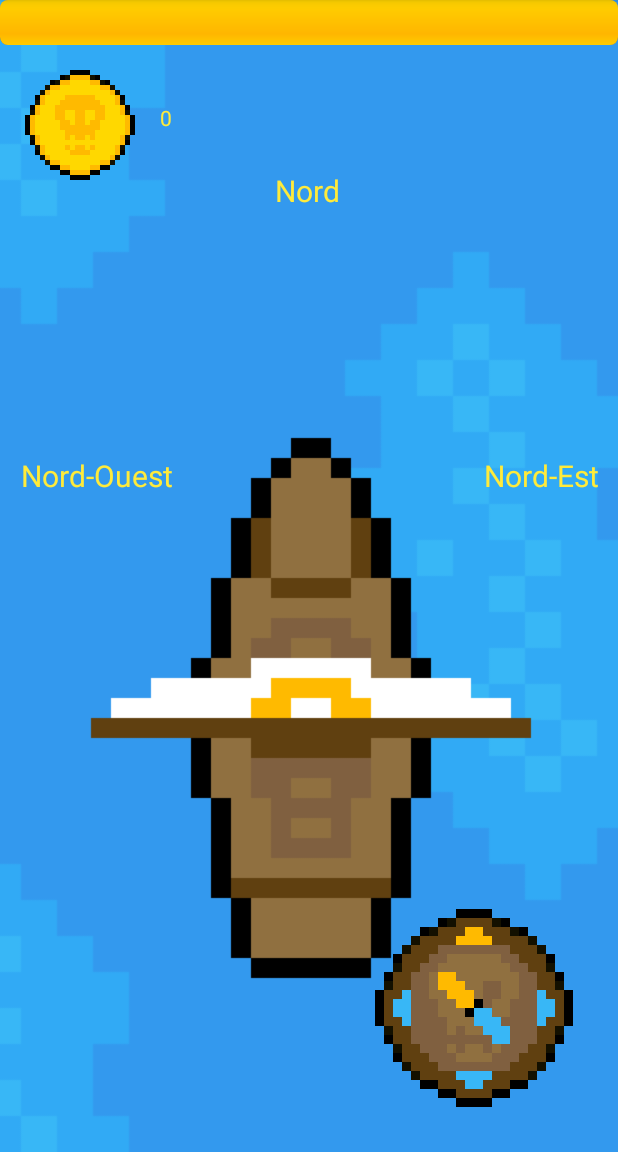
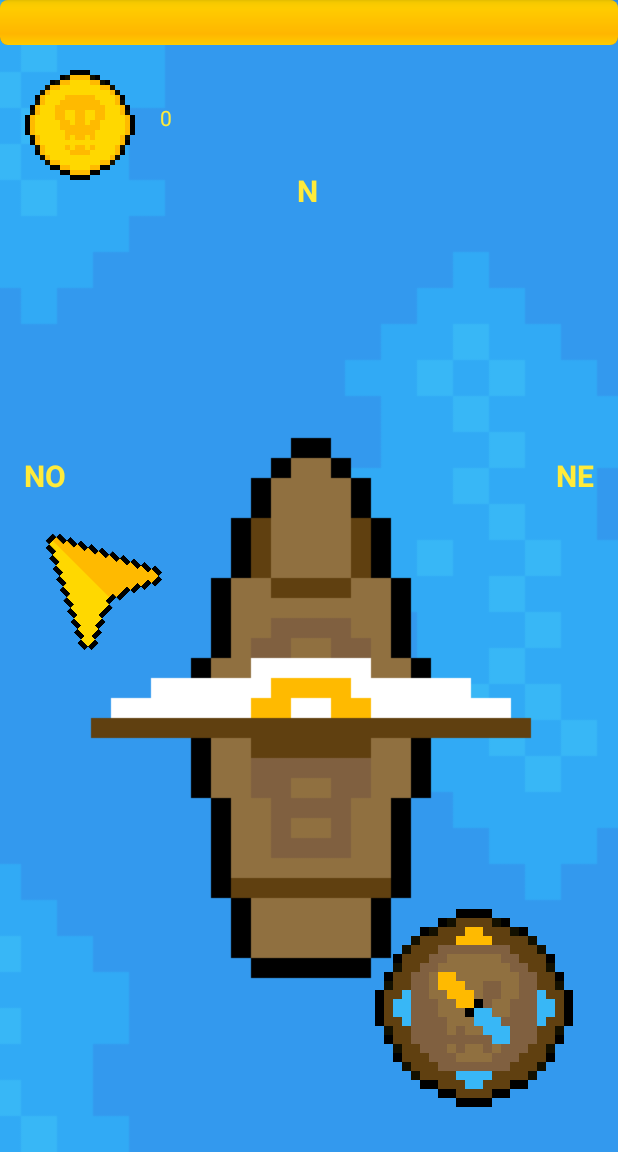
Before and after one commit to cyan-dev/MOBE_mini-jeu, an Android app: the screen it shows after launch (NavigationGame), after a tap on "JOUER", on a phone screen of 412 x 824 dp, the part 84-1236 px from its top. Run offline under Robolectric (Android 15) with nearby library versions, the phone set to English and light mode, and no system bars.

Commit message:
Cursor set visible depending of the direction of the treasure

```diff
--- a/app/src/main/java/com/ut3/mobe_mini_jeu/NavigationGame.java
+++ b/app/src/main/java/com/ut3/mobe_mini_jeu/NavigationGame.java
@@ -7,17 +7,65 @@ import android.content.Intent;
 import android.content.SharedPreferences;
 import android.media.MediaPlayer;
 import android.os.Bundle;
+import android.util.Log;
 import android.view.View;
 import android.view.ViewGroup;
+import android.widget.ImageView;
 import android.widget.ProgressBar;
 import android.widget.TextView;
 
 public class NavigationGame extends AppCompatActivity {
     enum Direction {
-        N, S, E, W, NE, NW, SE, SW;
+        N, S, E, O, NE, NO, SE, SO;
 
         static Direction rand() {
-            return Direction.values()[(new Random()).nextInt(9)];
+            return Direction.values()[(new Random()).nextInt(8)];
+        }
+
+        public String toString(){
+            switch (this){
+                case N:
+                    return "N";
+                case S:
+                    return "S";
+                case E:
+                    return "E";
+                case O:
+                    return "O";
+                case NE:
+                    return "NE";
+                case NO:
+                    return "NO";
+                case SE:
+                    return "SE";
+                case SO:
+                    return "SO";
+                default:
+                    return "NO DIRECTION";
+            }
+        }
+
+        public int getValue(){
+            switch (this){
+                case N:
+                    return 0;
+                case S:
+                    return 4;
+                case E:
+                    return 6;
+                case O:
+                    return 2;
+                case NE:
+                    return 7;
+                case NO:
+                    return 1;
+                case SE:
+                    return 5;
+                case SO:
+                    return 3;
+                default:
+                    return -1;
+            }
         }
     }
 
@@ -78,19 +126,48 @@ public class NavigationGame extends AppCompatActivity {
         }
 
         public void generate() {
-            this.dir = Direction.N;
+            this.dir = Direction.rand();
             this.dist = (new Random()).nextInt(Treasure.MAX_DIST- Treasure.MIN_DIST)+ Treasure.MIN_DIST;
             points = this.dist;
         }
     }
 
+    //Variables
+
     private int lifePoints = 100;
     private int points = 0;
     private int randomIndex = 0;
+
+    //Views
+
+    private TextView textTop;
+    private TextView textLeft;
+    private TextView textRight;
+    private ImageView cursorTop;
+    private ImageView cursorLeft;
+    private ImageView cursorRight;
+
     private MediaPlayer coinSoundPlayer;
 
+    private void game(View shipView, Boat boat, Treasure treasure) {
+        //Cursor
+        cursorTop.setVisibility(View.INVISIBLE);
+        cursorLeft.setVisibility(View.INVISIBLE);
+        cursorRight.setVisibility(View.INVISIBLE);
+        if(boat.dir.getValue() == treasure.dir.getValue()){
+            Log.d("Cursor", "boat dir: " + boat.dir + " treasure dir: " + treasure.dir + " DEVANT");
+            cursorTop.setVisibility(View.VISIBLE);
+        }else if((boat.dir.getValue()+1)%8 == treasure.dir.getValue() ||
+                (boat.dir.getValue()+2)%8 == treasure.dir.getValue() ||
+                (boat.dir.getValue()+3)%8 == treasure.dir.getValue()
+        ){
+            Log.d("Cursor", "boat dir: " + boat.dir + " treasure dir: " + treasure.dir + " GAUCHE");
+            cursorLeft.setVisibility(View.VISIBLE);
+        }else{
+            Log.d("Cursor", "boat dir: " + boat.dir + " treasure dir: " + treasure.dir + " DROITE");
+            cursorRight.setVisibility(View.VISIBLE);
+        }
 
-    private void game(View shipView, Boat boat, Treasure treasure) {
         boolean isFight = updateEnemyFight();
         System.out.println(randomIndex);
         if (!isFight) {
@@ -175,9 +252,22 @@ public class NavigationGame extends AppCompatActivity {
         }
     }
 
+    private void setUpViews(){
+        //TextView
+        textTop = (TextView)  this.findViewById(R.id.textTop);
+        textLeft = (TextView)  this.findViewById(R.id.textLeft);
+        textRight = (TextView)  this.findViewById(R.id.textRight);
+
+        //ImageView
+        cursorTop = (ImageView)  this.findViewById(R.id.cursorTop);
+        cursorLeft = (ImageView)  this.findViewById(R.id.cursorLeft);
+        cursorRight = (ImageView)  this.findViewById(R.id.cursorRight);
+    }
+
     private void initializeHUD() {
         updateScore();
         updateLifePoints();
+        setUpViews();
     }
 
     @Override
--- a/app/src/main/res/layout/activity_navigation_game.xml
+++ b/app/src/main/res/layout/activity_navigation_game.xml
@@ -16,7 +16,7 @@
         app:layout_constraintHorizontal_bias="0.0"
         app:layout_constraintStart_toStartOf="parent"
         app:layout_constraintTop_toTopOf="parent"
-        app:layout_constraintVertical_bias="1.0"
+        app:layout_constraintVertical_bias="0.0"
         app:srcCompat="@drawable/ocean" />
 
     <TextView
@@ -132,9 +132,10 @@
         android:id="@+id/textTop"
         android:layout_width="wrap_content"
         android:layout_height="wrap_content"
-        android:text="Nord"
+        android:text="N"
         android:textColor="#FFEB3B"
         android:textSize="20sp"
+        android:textStyle="bold"
         app:layout_constraintBottom_toTopOf="@+id/cursorTop"
         app:layout_constraintEnd_toEndOf="parent"
         app:layout_constraintHorizontal_bias="0.498"
@@ -146,12 +147,13 @@
         android:id="@+id/textRight"
         android:layout_width="wrap_content"
         android:layout_height="wrap_content"
-        android:text="Nord-Est"
+        android:text="NE"
         android:textColor="#FFEB3B"
         android:textSize="20sp"
+        android:textStyle="bold"
         app:layout_constraintBottom_toTopOf="@+id/cursorRight"
         app:layout_constraintEnd_toEndOf="parent"
-        app:layout_constraintHorizontal_bias="0.963"
+        app:layout_constraintHorizontal_bias="0.958"
         app:layout_constraintStart_toStartOf="parent"
         app:layout_constraintTop_toTopOf="parent"
         app:layout_constraintVertical_bias="1.0" />
@@ -160,12 +162,13 @@
         android:id="@+id/textLeft"
         android:layout_width="wrap_content"
         android:layout_height="wrap_content"
-        android:text="Nord-Ouest"
+        android:text="NO"
         android:textColor="#FFEB3B"
         android:textSize="20sp"
+        android:textStyle="bold"
         app:layout_constraintBottom_toTopOf="@+id/cursorLeft"
         app:layout_constraintEnd_toEndOf="parent"
-        app:layout_constraintHorizontal_bias="0.045"
+        app:layout_constraintHorizontal_bias="0.041"
         app:layout_constraintStart_toStartOf="parent"
         app:layout_constraintTop_toTopOf="parent"
         app:layout_constraintVertical_bias="1.0" />
```
